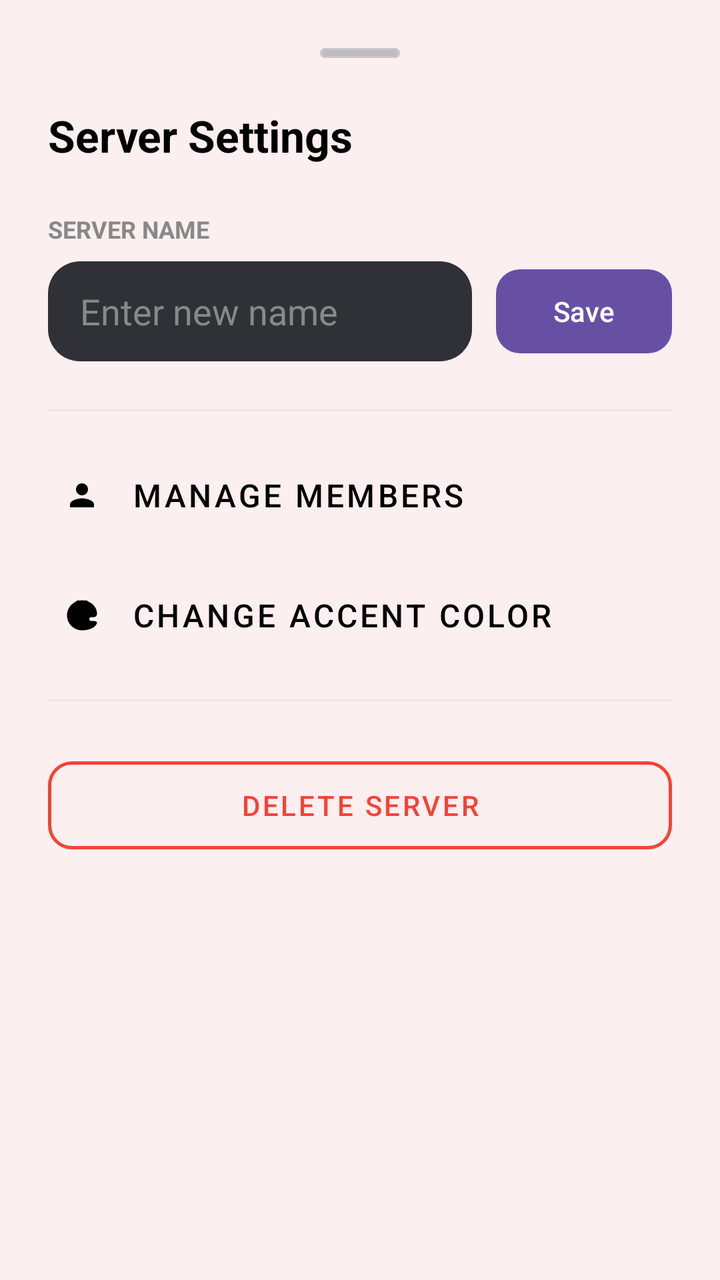
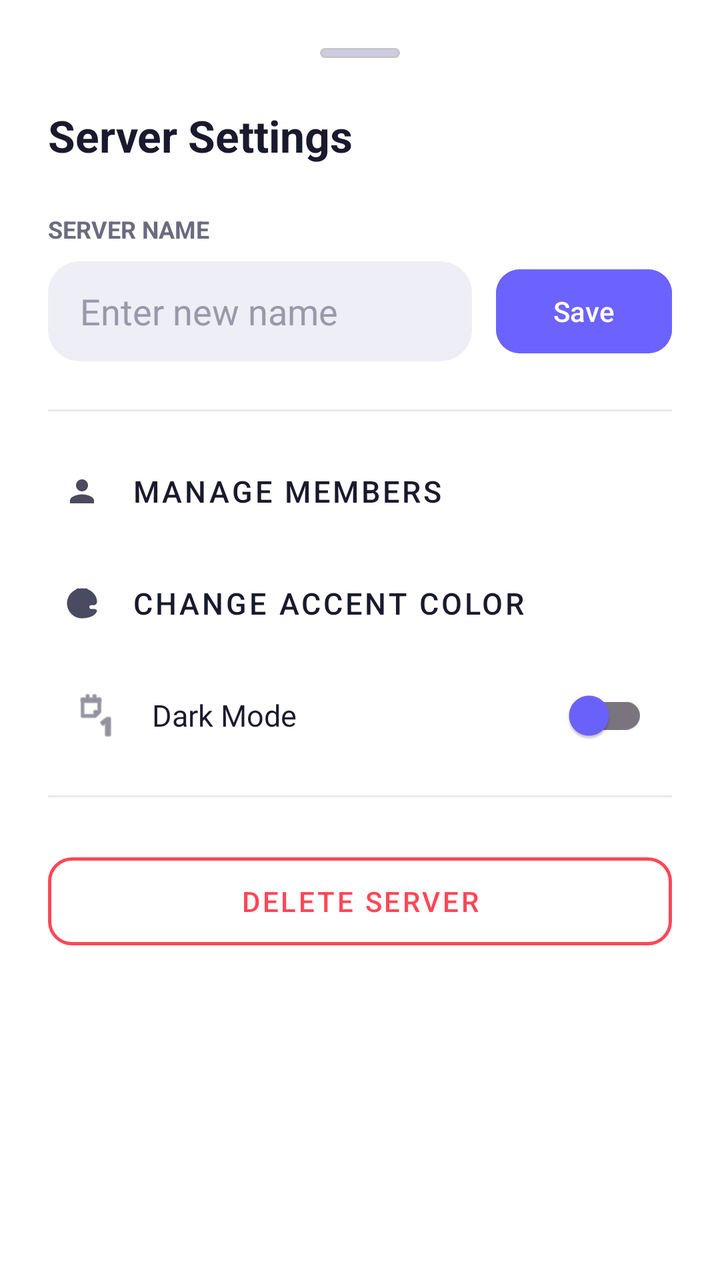

Two renders of the same Android screen: before a commit and after it. Below are the layout's source before the change and the commit's diff.
<!-- AndroidManifest.xml: application theme Theme.SE114_CallingSystem -->
<!-- res/layout/activity_bottom_sheet_server_settings.xml -->
<?xml version="1.0" encoding="utf-8"?>
<LinearLayout xmlns:android="http://schemas.android.com/apk/res/android"
    xmlns:app="http://schemas.android.com/apk/res-auto"
    android:id="@+id/main"
    android:layout_width="match_parent"
    android:layout_height="wrap_content"
    android:orientation="vertical"
    android:padding="24dp"
    android:background="@color/bg_alter">

    
    <com.google.android.material.card.MaterialCardView
        android:layout_width="40dp"
        android:layout_height="5dp"
        android:layout_gravity="center_horizontal"
        android:layout_marginBottom="24dp"
        app:cardBackgroundColor="#BDBDBD"
        app:cardCornerRadius="2.5dp"
        app:cardElevation="0dp"/>

    
    <TextView
        android:layout_width="wrap_content"
        android:layout_height="wrap_content"
        android:text="Server Settings"
        android:textColor="@color/tint_default"
        android:textSize="22sp"
        android:textStyle="bold"
        android:layout_marginBottom="24dp"/>

    
    <TextView
        android:layout_width="wrap_content"
        android:layout_height="wrap_content"
        android:text="SERVER NAME"
        android:textColor="#888888"
        android:textSize="12sp"
        android:textStyle="bold"
        android:layout_marginBottom="8dp"/>

    
    <LinearLayout
        android:layout_width="match_parent"
        android:layout_height="wrap_content"
        android:orientation="horizontal"
        android:gravity="center_vertical"
        android:layout_marginBottom="24dp">

        <EditText
            android:id="@+id/etServerNameSettings"
            android:layout_width="0dp"
            android:layout_height="50dp"
            android:layout_weight="1"
            android:background="@drawable/edittext_background"
            android:hint="Enter new name"
            android:paddingHorizontal="16dp"
            android:inputType="text"
            android:textColor="@color/tint_default"
            android:textColorHint="#888888"/>

        <com.google.android.material.button.MaterialButton
            android:id="@+id/btnRenameServer"
            android:layout_width="wrap_content"
            android:layout_height="50dp"
            android:layout_marginStart="12dp"
            android:text="Save"
            app:cornerRadius="12dp"/>
    </LinearLayout>

    
    <View
        android:layout_width="match_parent"
        android:layout_height="1dp"
        android:background="#1A888888"
        android:layout_marginBottom="12dp"/>

    
    <com.google.android.material.button.MaterialButton
        android:id="@+id/btnManageMembers"
        style="@style/Widget.MaterialComponents.Button.TextButton"
        android:layout_width="match_parent"
        android:layout_height="60dp"
        android:text="Manage Members"
        android:textColor="@color/tint_default"
        android:textSize="16sp"
        android:gravity="start|center_vertical"
        app:icon="@drawable/icon_user"
        app:iconTint="@color/tint_default"
        app:iconPadding="16dp"/>

    <com.google.android.material.button.MaterialButton
        android:id="@+id/btnChangeColor"
        style="@style/Widget.MaterialComponents.Button.TextButton"
        android:layout_width="match_parent"
        android:layout_height="60dp"
        android:text="Change Accent Color"
        android:textColor="@color/tint_default"
        android:textSize="16sp"
        android:gravity="start|center_vertical"
        app:icon="@drawable/icon_palette"
        app:iconTint="@color/tint_default"
        app:iconPadding="16dp"
        android:layout_marginBottom="12dp"/>

    <View
        android:layout_width="match_parent"
        android:layout_height="1dp"
        android:background="#1A888888"
        android:layout_marginBottom="24dp"/>

    
    <com.google.android.material.button.MaterialButton
        android:id="@+id/btnDeleteServer"
        style="@style/Widget.MaterialComponents.Button.OutlinedButton"
        android:layout_width="match_parent"
        android:layout_height="56dp"
        android:text="Delete Server"
        android:textColor="#F44336"
        app:strokeColor="#F44336"
        app:strokeWidth="1.5dp"
        app:cornerRadius="12dp"
        android:layout_marginBottom="8dp"/>

</LinearLayout>
<!-- resources referenced by this layout -->
<resources>
  <color name="bg_alter">#FBEFEF</color>
  <color name="tint_default">#000000</color>
  <!-- drawable edittext_background (drawable) -->
  <?xml version="1.0" encoding="utf-8"?>
  <shape xmlns:android="http://schemas.android.com/apk/res/android"
      android:shape="rectangle">
      
      <solid android:color="#2F3136" />
      
      <corners android:radius="16dp" />
  </shape>
  <!-- drawable icon_palette (drawable) -->
  <?xml version="1.0" encoding="utf-8"?>
  <vector xmlns:android="http://schemas.android.com/apk/res/android"
      android:width="24dp"
      android:height="24dp"
      android:viewportWidth="24"
      android:viewportHeight="24">
      <path
          android:fillColor="#FFFFFF"
          android:pathData="M12,22C6.49,22 2,17.51 2,12S6.49,2 12,2s10,4.04 10,9c0,1.24 -1.01,2.25 -2.25,2.25h-1.68c-0.34,0 -0.66,0.13 -0.89,0.37 -0.22,0.23 -0.34,0.55 -0.34,0.88 0,0.68 0.55,1.25 1.23,1.25H20c0.64,0 1.25,0.24 1.72,0.69C21.93,16.21 22,16.5 22,16.5 22,19.53 17.53,22 12,22zM6.5,10c-1.1,0 -2,-0.9 -2,-2s0.9,-2 2,-2 2,0.9 2,2 -0.9,2 -2,2zM9.5,6c-1.1,0 -2,-0.9 -2,-2s0.9,-2 2,-2 2,0.9 2,2 -0.9,2 -2,2zM14.5,6c-1.1,0 -2,-0.9 -2,-2s0.9,-2 2,-2 2,0.9 2,2 -0.9,2 -2,2zM17.5,10c-1.1,0 -2,-0.9 -2,-2s0.9,-2 2,-2 2,0.9 2,2 -0.9,2 -2,2z"/>
  </vector>
  <!-- drawable icon_user (drawable) -->
  <?xml version="1.0" encoding="utf-8"?>
  <vector xmlns:android="http://schemas.android.com/apk/res/android"
      android:width="24dp"
      android:height="24dp"
      android:viewportWidth="24"
      android:viewportHeight="24">
      <path
          android:fillColor="#FFFFFF"
          android:pathData="M12,12c2.21,0 4,-1.79 4,-4s-1.79,-4 -4,-4 -4,1.79 -4,4 1.79,4 4,4zM12,14c-2.67,0 -8,1.34 -8,4v2h16v-2c0,-2.66 -5.33,-4 -8,-4z"/>
  </vector>
  <style name="Theme.SE114_CallingSystem" parent="Base.Theme.SE114_CallingSystem" />
  <style name="Base.Theme.SE114_CallingSystem" parent="Theme.Material3.DayNight.NoActionBar">
          
          
      </style>
</resources>

<!-- the commit's change to res/layout/activity_bottom_sheet_server_settings.xml (unified diff, before → after) -->
@@ -6,7 +6,7 @@
     android:layout_height="wrap_content"
     android:orientation="vertical"
     android:padding="24dp"
-    android:background="@color/bg_alter">
+    android:background="@color/bg_secondary">
 
     
     <com.google.android.material.card.MaterialCardView
@@ -14,7 +14,7 @@
         android:layout_height="5dp"
         android:layout_gravity="center_horizontal"
         android:layout_marginBottom="24dp"
-        app:cardBackgroundColor="#BDBDBD"
+        app:cardBackgroundColor="@color/handle_bar"
         app:cardCornerRadius="2.5dp"
         app:cardElevation="0dp"/>
 
@@ -23,7 +23,7 @@
         android:layout_width="wrap_content"
         android:layout_height="wrap_content"
         android:text="Server Settings"
-        android:textColor="@color/tint_default"
+        android:textColor="@color/text_primary"
         android:textSize="22sp"
         android:textStyle="bold"
         android:layout_marginBottom="24dp"/>
@@ -33,12 +33,11 @@
         android:layout_width="wrap_content"
         android:layout_height="wrap_content"
         android:text="SERVER NAME"
-        android:textColor="#888888"
+        android:textColor="@color/text_secondary"
         android:textSize="12sp"
         android:textStyle="bold"
         android:layout_marginBottom="8dp"/>
 
-    
     <LinearLayout
         android:layout_width="match_parent"
         android:layout_height="wrap_content"
@@ -55,8 +54,8 @@
             android:hint="Enter new name"
             android:paddingHorizontal="16dp"
             android:inputType="text"
-            android:textColor="@color/tint_default"
-            android:textColorHint="#888888"/>
+            android:textColor="@color/text_black_white"
+            android:textColorHint="@color/text_hint"/>
 
         <com.google.android.material.button.MaterialButton
             android:id="@+id/btnRenameServer"
@@ -64,14 +63,15 @@
             android:layout_height="50dp"
             android:layout_marginStart="12dp"
             android:text="Save"
-            app:cornerRadius="12dp"/>
+            app:cornerRadius="12dp"
+            android:backgroundTint="@color/accent"
+            android:textColor="@color/text_on_accent"/>
     </LinearLayout>
 
-    
     <View
         android:layout_width="match_parent"
         android:layout_height="1dp"
-        android:background="#1A888888"
+        android:background="@color/divider"
         android:layout_marginBottom="12dp"/>
 
     
@@ -79,33 +79,64 @@
         android:id="@+id/btnManageMembers"
         style="@style/Widget.MaterialComponents.Button.TextButton"
         android:layout_width="match_parent"
-        android:layout_height="60dp"
+        android:layout_height="56dp"
         android:text="Manage Members"
-        android:textColor="@color/tint_default"
-        android:textSize="16sp"
+        android:textColor="@color/text_primary"
+        android:textSize="15sp"
         android:gravity="start|center_vertical"
         app:icon="@drawable/icon_user"
-        app:iconTint="@color/tint_default"
+        app:iconTint="@color/icon_tint"
         app:iconPadding="16dp"/>
 
     <com.google.android.material.button.MaterialButton
         android:id="@+id/btnChangeColor"
         style="@style/Widget.MaterialComponents.Button.TextButton"
         android:layout_width="match_parent"
-        android:layout_height="60dp"
+        android:layout_height="56dp"
         android:text="Change Accent Color"
-        android:textColor="@color/tint_default"
-        android:textSize="16sp"
+        android:textColor="@color/text_primary"
+        android:textSize="15sp"
         android:gravity="start|center_vertical"
         app:icon="@drawable/icon_palette"
-        app:iconTint="@color/tint_default"
-        app:iconPadding="16dp"
-        android:layout_marginBottom="12dp"/>
+        app:iconTint="@color/icon_tint"
+        app:iconPadding="16dp"/>
+
+    
+    <LinearLayout
+        android:layout_width="match_parent"
+        android:layout_height="56dp"
+        android:orientation="horizontal"
+        android:gravity="center_vertical"
+        android:layout_marginBottom="12dp"
+        android:paddingHorizontal="12dp">
+
+        <ImageView
+            android:layout_width="24dp"
+            android:layout_height="24dp"
+            android:src="@android:drawable/ic_menu_day"
+            app:tint="@color/icon_tint" />
+
+        <TextView
+            android:layout_width="0dp"
+            android:layout_height="wrap_content"
+            android:layout_weight="1"
+            android:layout_marginStart="16dp"
+            android:text="Dark Mode"
+            android:textColor="@color/text_primary"
+            android:textSize="15sp" />
+
+        <com.google.android.material.switchmaterial.SwitchMaterial
+            android:id="@+id/switchDarkMode"
+            android:layout_width="wrap_content"
+            android:layout_height="wrap_content"
+            app:thumbTint="@color/accent"
+            app:trackTintMode="src_in" />
+    </LinearLayout>
 
     <View
         android:layout_width="match_parent"
         android:layout_height="1dp"
-        android:background="#1A888888"
+        android:background="@color/divider"
         android:layout_marginBottom="24dp"/>
 
     
@@ -115,8 +146,8 @@
         android:layout_width="match_parent"
         android:layout_height="56dp"
         android:text="Delete Server"
-        android:textColor="#F44336"
-        app:strokeColor="#F44336"
+        android:textColor="@color/danger"
+        app:strokeColor="@color/danger"
         app:strokeWidth="1.5dp"
         app:cornerRadius="12dp"
         android:layout_marginBottom="8dp"/>
<!-- resource entries referenced after the edit -->
@@ -1,14 +1,21 @@
 <!-- resources referenced by this layout -->
 <resources>
-  <color name="bg_alter">#FBEFEF</color>
-  <color name="tint_default">#000000</color>
+  <color name="accent">#6C63FF</color>
+  <color name="bg_secondary">#FFFFFF</color>
+  <color name="danger">#FF4757</color>
+  <color name="divider">#E8E8F0</color>
+  <color name="handle_bar">#CCCCDD</color>
+  <color name="icon_tint">#4A4A60</color>
+  <color name="text_black_white">#FF000000</color>
+  <color name="text_hint">#9999AA</color>
+  <color name="text_on_accent">#FFFFFF</color>
+  <color name="text_primary">#1A1A2E</color>
+  <color name="text_secondary">#6B6B80</color>
   <!-- drawable edittext_background (drawable) -->
   <?xml version="1.0" encoding="utf-8"?>
   <shape xmlns:android="http://schemas.android.com/apk/res/android"
       android:shape="rectangle">
-      
-      <solid android:color="#2F3136" />
-      
+      <solid android:color="@color/bg_input" />
       <corners android:radius="16dp" />
   </shape>
   <!-- drawable icon_palette (drawable) -->
@@ -34,9 +41,16 @@
           android:pathData="M12,12c2.21,0 4,-1.79 4,-4s-1.79,-4 -4,-4 -4,1.79 -4,4 1.79,4 4,4zM12,14c-2.67,0 -8,1.34 -8,4v2h16v-2c0,-2.66 -5.33,-4 -8,-4z"/>
   </vector>
   <style name="Theme.SE114_CallingSystem" parent="Base.Theme.SE114_CallingSystem" />
+  <color name="bg_input">#EEEEF6</color>
   <style name="Base.Theme.SE114_CallingSystem" parent="Theme.Material3.DayNight.NoActionBar">
-          
-          
+          <item name="colorPrimary">@color/accent</item>
+          <item name="colorOnPrimary">@color/text_on_accent</item>
+          <item name="colorSecondary">@color/accent_light</item>
+          <item name="android:windowBackground">@color/bg_primary</item>
+          <item name="android:statusBarColor">@color/bg_primary</item>
+          <item name="android:navigationBarColor">@color/bg_primary</item>
       </style>
+  <color name="accent_light">#8B83FF</color>
+  <color name="bg_primary">#F8F9FE</color>
 </resources>
 
